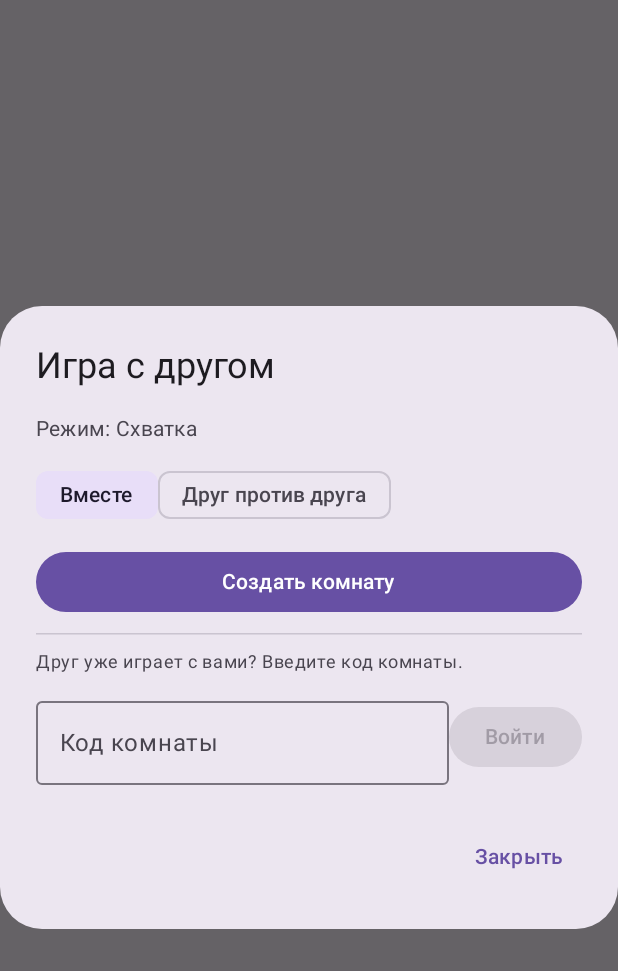
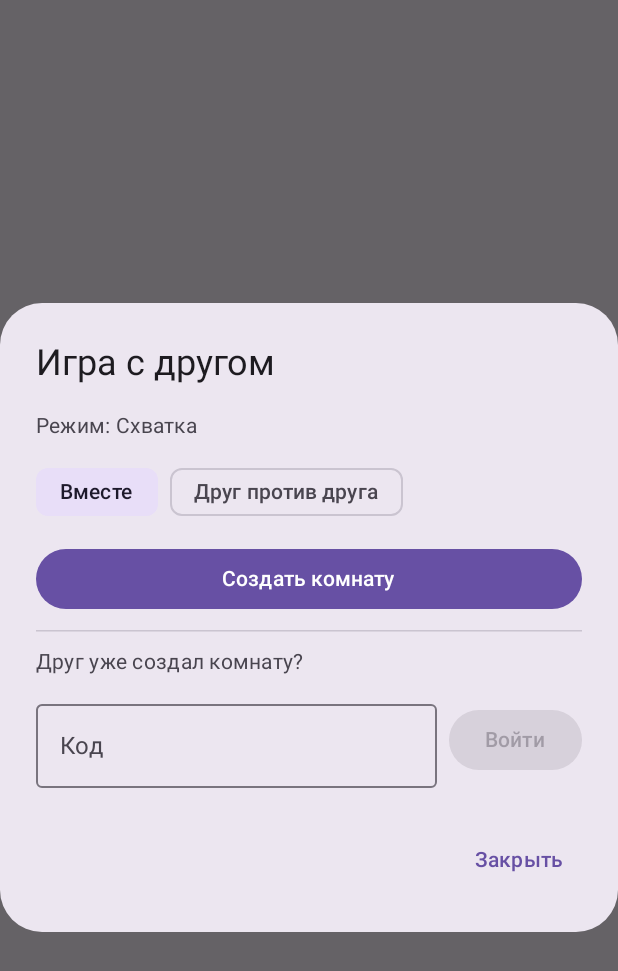
Before and after one commit to azanovleonid-ctrl/fighting_arena, an Android app built with Jetpack Compose: the composable FriendDialog called with empty values, on a phone screen of 412 x 824 dp. Shown: the top 971 px of the screen. Run offline under Robolectric (Android 15) with nearby library versions, the phone set to English and light mode, and no system bars.

Commit message:
Восстановить точный исходник экрана героя

```diff
--- a/client/app/src/main/java/com/fightingarena/app/ui/HomeScreen.kt
+++ b/client/app/src/main/java/com/fightingarena/app/ui/HomeScreen.kt
@@ -137,8 +137,8 @@ fun HomeScreen(
         if (friendDialog) {
             FriendDialog(
                 mode = settings.mode,
-                onCreate = { together -> friendDialog = false; onCreateParty(mode, together) },
-                onJoin = { code -> friendDialog = false; onJoinParty(mode, code) },
+                onCreate = { together -> friendDialog = false; onCreateParty(settings.mode, together) },
+                onJoin = { code -> friendDialog = false; onJoinParty(settings.mode, code) },
                 onDismiss = { friendDialog = false },
             )
         }
@@ -223,7 +223,7 @@ private fun ModeCard(m: ModeInfo, selected: Boolean, modifier: Modifier, onClick
     }
 }
 
-/** Play with a friend: open a room and share its code, or join a friend's room with its code. */
+/** Play with a friend: open a room and share its code, or join a friend's room by code. */
 @Composable
 private fun FriendDialog(mode: String, onCreate: (Boolean) -> Unit, onJoin: (String) -> Unit, onDismiss: () -> Unit) {
     var together by remember { mutableStateOf(mode != "survival") }
@@ -237,19 +237,19 @@ private fun FriendDialog(mode: String, onCreate: (Boolean) -> Unit, onJoin: (Str
                 if (mode == "survival") {
                     Text("В выживании каждый сам за себя, поэтому вы будете друг против друга.", style = MaterialTheme.typography.bodySmall)
                 } else {
-                    Row(verticalAlignment = Alignment.CenterVertically) {
+                    Row(horizontalArrangement = Arrangement.spacedBy(8.dp)) {
                         FilterChip(selected = together, onClick = { together = true }, label = { Text("Вместе") })
                         FilterChip(selected = !together, onClick = { together = false }, label = { Text("Друг против друга") })
                     }
                 }
                 Button(onClick = { onCreate(together) }, modifier = Modifier.fillMaxWidth()) { Text("Создать комнату") }
                 HorizontalDivider()
-                Text("Друг уже играет с вами? Введите код комнаты.", style = MaterialTheme.typography.bodySmall)
-                Row(verticalAlignment = Alignment.CenterVertically) {
+                Text("Друг уже создал комнату?", style = MaterialTheme.typography.bodyMedium)
+                Row(horizontalArrangement = Arrangement.spacedBy(8.dp), verticalAlignment = Alignment.CenterVertically) {
                     OutlinedTextField(
                         value = code,
                         onValueChange = { code = it.filter(Char::isDigit).take(4) },
-                        label = { Text("Код комнаты") },
+                        label = { Text("Код") },
                         singleLine = true,
                         keyboardOptions = KeyboardOptions(keyboardType = KeyboardType.Number),
                         modifier = Modifier.weight(1f),
```
